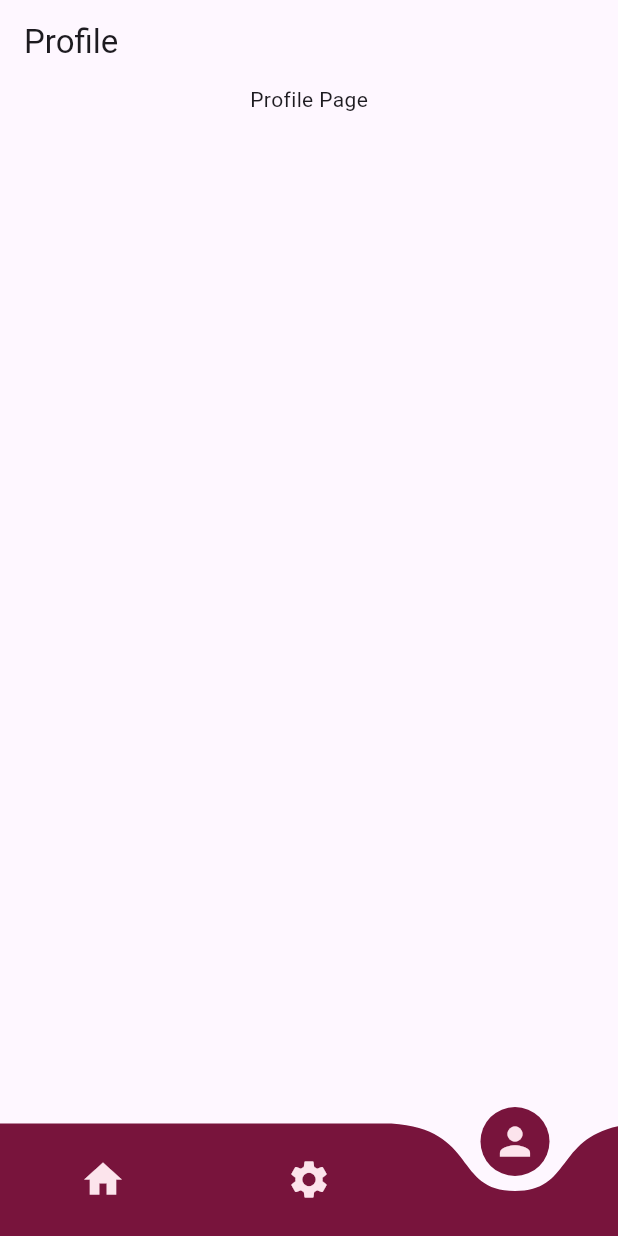
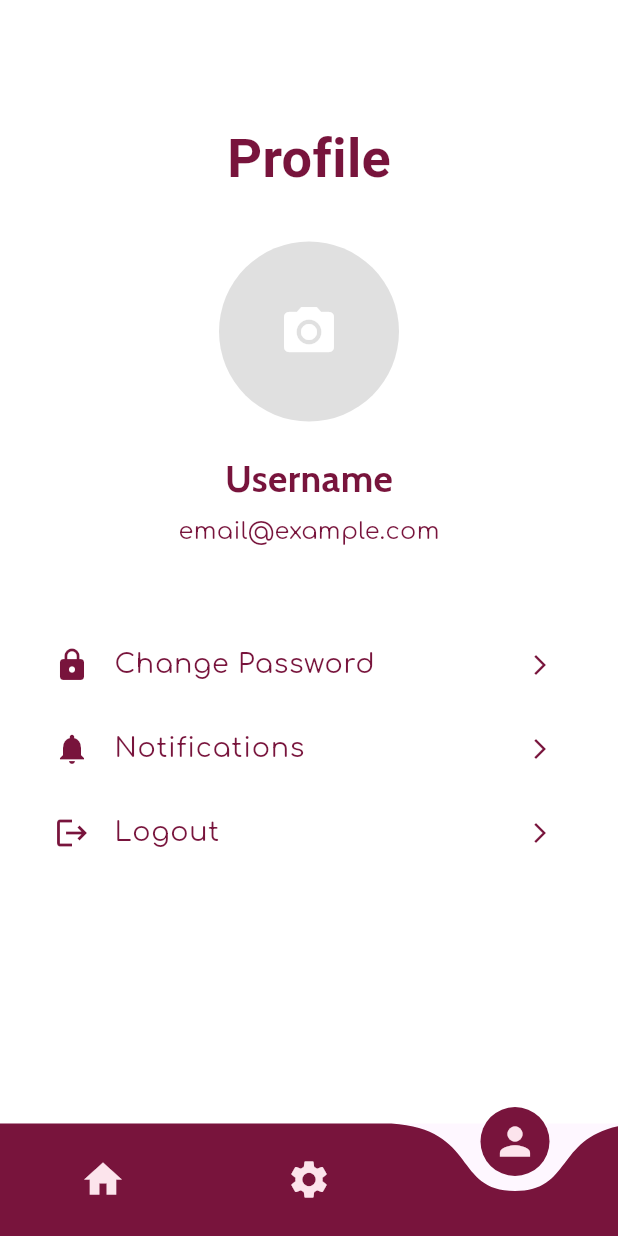
Before and after one commit to sparth292/Rakshak, a Flutter app: the screen it shows after launch, item 3 of the bottom bar chosen, on a phone screen of 412 x 824 dp. Run offline on Flutter 3.47's test engine with Material 3 defaults, Android fonts, the phone set to English and light mode, and no system bars; drawn by our look-alikes of curved_navigation_bar; our stand-ins replace camera, cloud_firestore, firebase_auth, firebase_core, flutter_animate, flutter_contacts and 12 more; missing offline and left inert: photo_analyzer, telephony_sms; accounts and stored records are empty; Roboto replaces fonts that are missing (Italiana).

Commit message:
updated files

```diff
--- a/lib/home_page.dart
+++ b/lib/home_page.dart
@@ -6,6 +6,7 @@ import 'package:permission_handler/permission_handler.dart';
 import 'package:fluttertoast/fluttertoast.dart';
 import 'package:rakshak_backup_final/WaySecure.dart';
 import 'package:rakshak_backup_final/addContacts.dart';
+import 'package:rakshak_backup_final/profile_page.dart';
 import 'package:speech_to_text/speech_recognition_result.dart';
 import 'package:speech_to_text/speech_to_text.dart';
 import 'package:telephony_sms/telephony_sms.dart';
@@ -19,6 +20,7 @@ import 'package:google_fonts/google_fonts.dart';
 import 'package:rakshak_backup_final/splashscreen.dart';
 import 'contactsm.dart';
 import 'dbservices.dart';
+
 // import 'package:firebase_auth/firebase_auth.dart';
 void main() {
   runApp(HomePage());
@@ -38,6 +40,8 @@ class HomePage extends StatelessWidget {
 // signout()async{
 //   await FirebaseAuth.instance.signOut();
 // }
+
+
 
 class Navbar extends StatefulWidget {
   @override
@@ -603,28 +607,6 @@ class SettingsPage extends StatelessWidget {
   }
 }
 
-class ProfilePage extends StatelessWidget {
-  @override
-  Widget build(BuildContext context) {
-    // final user = FirebaseAuth.instance.currentUser;
-    return Scaffold(
-        appBar: AppBar(title: Text('Profile')),
-        body: Column(
-          children: [
-            Center(child: Text('Profile Page')),
-            // Text("${user!.email}"),
-            // FloatingActionButton(
-            //   onPressed: (()=>signout()),
-            //   child: Icon(Icons.login_rounded),
-            // ),
-          ],
-
-        )
-
-    );
-  }
-}
-
 class ScreamAlertPage extends StatelessWidget {
   @override
   Widget build(BuildContext context) {
--- /dev/null
+++ b/lib/profile_page.dart
@@ -0,0 +1,108 @@
+import 'package:flutter/material.dart';
+import 'package:firebase_auth/firebase_auth.dart';
+import 'package:image_picker/image_picker.dart';
+import 'package:rakshak_backup_final/change_password.dart';
+import 'package:rakshak_backup_final/sign_in.dart';
+import 'dart:io';
+import 'package:google_fonts/google_fonts.dart';
+
+class ProfilePage extends StatefulWidget {
+  @override
+  _ProfilePageState createState() => _ProfilePageState();
+}
+
+class _ProfilePageState extends State<ProfilePage> {
+  final FirebaseAuth _auth = FirebaseAuth.instance;
+  File? _image;
+  final picker = ImagePicker();
+
+  Future<void> _pickImage() async {
+    final pickedFile = await picker.pickImage(source: ImageSource.gallery);
+    if (pickedFile != null) {
+      setState(() => _image = File(pickedFile.path));
+    }
+  }
+
+  Future<void> _logout() async {
+    await _auth.signOut();
+    Navigator.pushReplacement(context, MaterialPageRoute(builder: (context) => SignIn()));
+  }
+
+  @override
+  Widget build(BuildContext context) {
+    User? user = _auth.currentUser;
+
+    return Scaffold(
+      backgroundColor: Colors.white,
+      body: Padding(
+        padding: const EdgeInsets.all(20.0),
+        child: Column(
+          crossAxisAlignment: CrossAxisAlignment.center,
+          children: [
+            const SizedBox(height: 60), // Space for status bar
+            Text(
+              "Profile",
+              style: GoogleFonts.italiana(
+                fontSize: 36,
+                fontWeight: FontWeight.bold,
+                color: Color(0xFF78143C),
+              ),
+            ),
+            const SizedBox(height: 30),
+
+            GestureDetector(
+              onTap: _pickImage,
+              child: CircleAvatar(
+                radius: 60,
+                backgroundColor: Colors.grey.shade300,
+                backgroundImage: _image != null ? FileImage(_image!) : null,
+                child: _image == null
+                    ? const Icon(Icons.camera_alt, size: 40, color: Colors.white)
+                    : null,
+              ),
+            ),
+            const SizedBox(height: 20),
+
+            Text(
+              user?.displayName ?? "Username",
+              style: GoogleFonts.cabin(
+                fontSize: 25,
+                fontWeight: FontWeight.bold,
+                color: Color(0xFF78143C),
+              ),
+            ),
+            const SizedBox(height: 5),
+
+            Text(
+              user?.email ?? "email@example.com",
+              style: GoogleFonts.comfortaa(fontSize: 16, color: Color(0xFF78143C)),
+            ),
+            const SizedBox(height: 50),
+
+            _buildProfileOption(Icons.lock, "Change Password"),
+            _buildProfileOption(Icons.notifications, "Notifications"),
+            _buildProfileOption(Icons.logout, "Logout"),
+          ],
+        ),
+      ),
+    );
+  }
+
+  Widget _buildProfileOption(IconData icon, String title) {
+    return ListTile(
+      leading: Icon(icon, color: Color(0xFF78143C)),
+      title: Text(
+        title,
+        style: GoogleFonts.comfortaa(fontSize: 18, color: Color(0xFF78143C)),
+      ),
+      trailing: Icon(Icons.arrow_forward_ios, color: Color(0xFF78143C), size: 16),
+      onTap: () {
+        if (title == "Change Password") {
+          Navigator.push(context, MaterialPageRoute(builder: (context) => ChangePasswordScreen()));
+        } else if (title == "Logout") {
+          _logout();
+        }
+      },
+    );
+  }
+}
--- a/pubspec.yaml
+++ b/pubspec.yaml
@@ -72,6 +72,7 @@ dependencies:
   # Use with the CupertinoIcons class for iOS style icons.
   cupertino_icons: ^1.0.8
   sqflite:
+  image_picker:
 dev_dependencies:
   flutter_test:
     sdk: flutter
```
Also changed, not shown: lib/change_password.dart (added, +132 -0 lines), lib/ProfilePage.dart (deleted), pubspec.lock, 5 other files.
